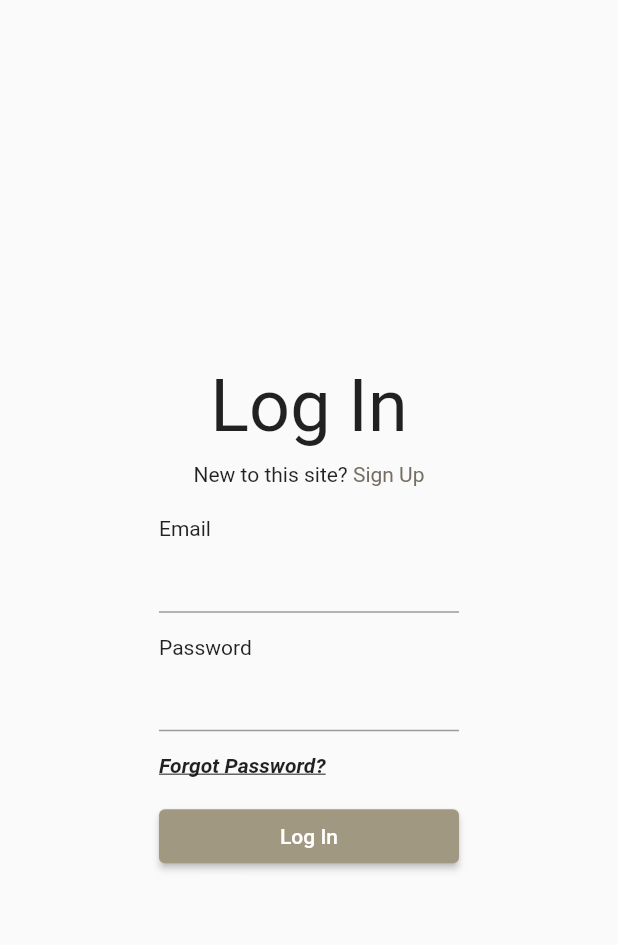
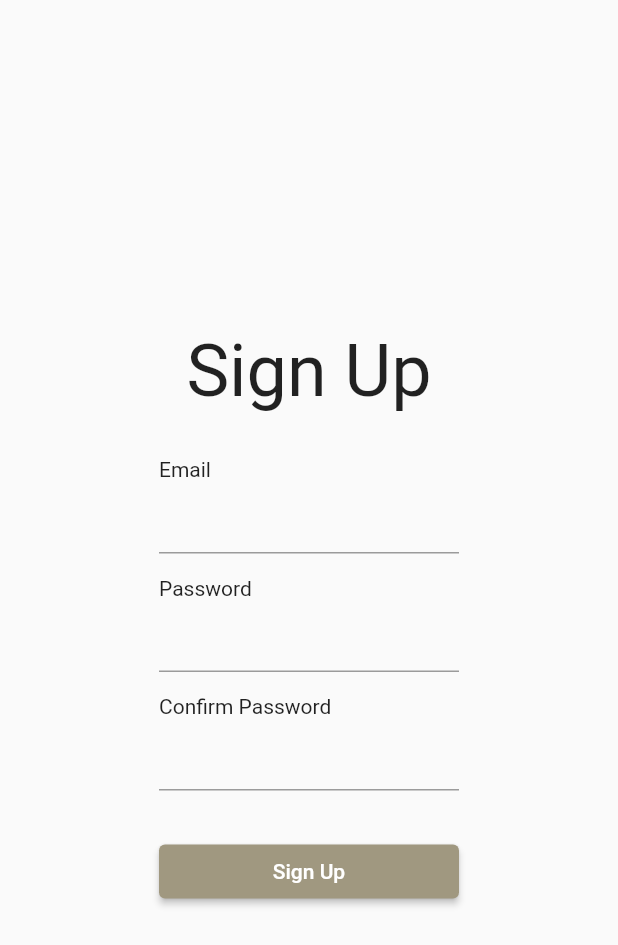
Before and after one commit to gifhary/packaging_machinery, a Flutter app: the LoginScreen screen opened by its route, after a tap on "Sign Up", on a phone screen of 412 x 824 dp. Shown: the top 945 px of the screen. Run offline on Flutter 3.47's test engine with Material 2 defaults, Android fonts, the phone set to English and light mode, and no system bars; our stand-ins replace get.

Commit message:
mbuh ga tau

```diff
--- a/lib/route/app_route.dart
+++ b/lib/route/app_route.dart
@@ -1,12 +1,14 @@
 import 'package:get/get.dart';
 import 'package:packaging_machinery/screen/home_screen.dart';
 import 'package:packaging_machinery/screen/login_screen.dart';
+import 'package:packaging_machinery/screen/register_screen.dart';
 
 import 'route_constant.dart';
 
 class AppRoute {
   static final all = [
-    GetPage(name: RouteConstant.home, page: () => const HomeScreen()),
+    GetPage(name: RouteConstant.home, page: () => HomeScreen()),
     GetPage(name: RouteConstant.login, page: () => const LoginScreen()),
+    GetPage(name: RouteConstant.register, page: () => const RegisterScreen())
   ];
 }
--- a/lib/route/route_constant.dart
+++ b/lib/route/route_constant.dart
@@ -1,4 +1,5 @@
 class RouteConstant {
   static const home = '/home';
   static const login = '/login';
+  static const register = '/register';
 }
--- a/lib/screen/login_screen.dart
+++ b/lib/screen/login_screen.dart
@@ -1,4 +1,6 @@
 import 'package:flutter/material.dart';
+import 'package:get/get.dart';
+import 'package:packaging_machinery/route/route_constant.dart';
 
 class LoginScreen extends StatelessWidget {
   const LoginScreen({Key? key}) : super(key: key);
@@ -19,7 +21,7 @@ class LoginScreen extends StatelessWidget {
             children: [
               const Text('New to this site? '),
               InkWell(
-                onTap: () {},
+                onTap: () => Get.toNamed(RouteConstant.register),
                 child: const Text(
                   'Sign Up',
                   style: TextStyle(color: Color.fromRGBO(117, 111, 99, 1)),
--- /dev/null
+++ b/lib/screen/register_screen.dart
@@ -0,0 +1,55 @@
+import 'package:flutter/material.dart';
+
+class RegisterScreen extends StatelessWidget {
+  const RegisterScreen({Key? key}) : super(key: key);
+
+  @override
+  Widget build(BuildContext context) {
+    return Scaffold(
+      body: Center(
+        child: Column(
+          mainAxisAlignment: MainAxisAlignment.center,
+          children: [
+            const Text(
+              'Sign Up',
+              style: TextStyle(fontSize: 48),
+            ),
+            const SizedBox(height: 30),
+            SizedBox(
+              width: 200,
+              child: Column(
+                crossAxisAlignment: CrossAxisAlignment.start,
+                children: const [
+                  Text('Email'),
+                  TextField(),
+                  SizedBox(height: 15),
+                  Text('Password'),
+                  TextField(
+                    obscureText: true,
+                  ),
+                  SizedBox(height: 15),
+                  Text('Confirm Password'),
+                  TextField(
+                    obscureText: true,
+                  ),
+                  SizedBox(height: 30),
+                ],
+              ),
+            ),
+            SizedBox(
+              width: 200,
+              child: Expanded(
+                  child: ElevatedButton(
+                style: ElevatedButton.styleFrom(
+                  primary: const Color.fromRGBO(160, 152, 128, 1),
+                ),
+                onPressed: () {},
+                child: const Text('Sign Up'),
+              )),
+            )
+          ],
+        ),
+      ),
+    );
+  }
+}
```
Also changed, not shown: lib/screen/home_screen.dart (+41 -2 lines).
